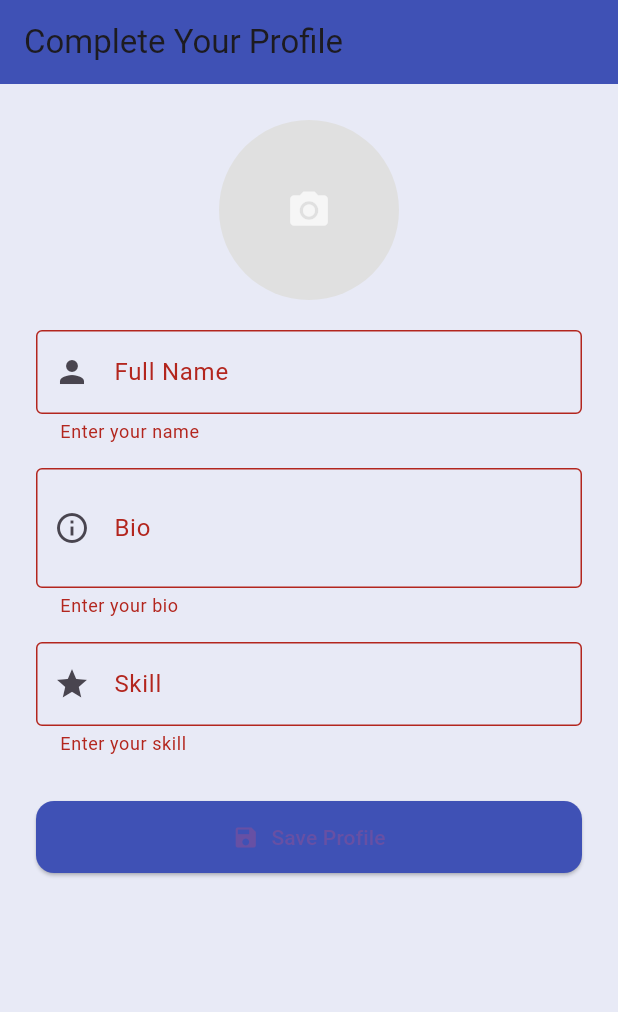
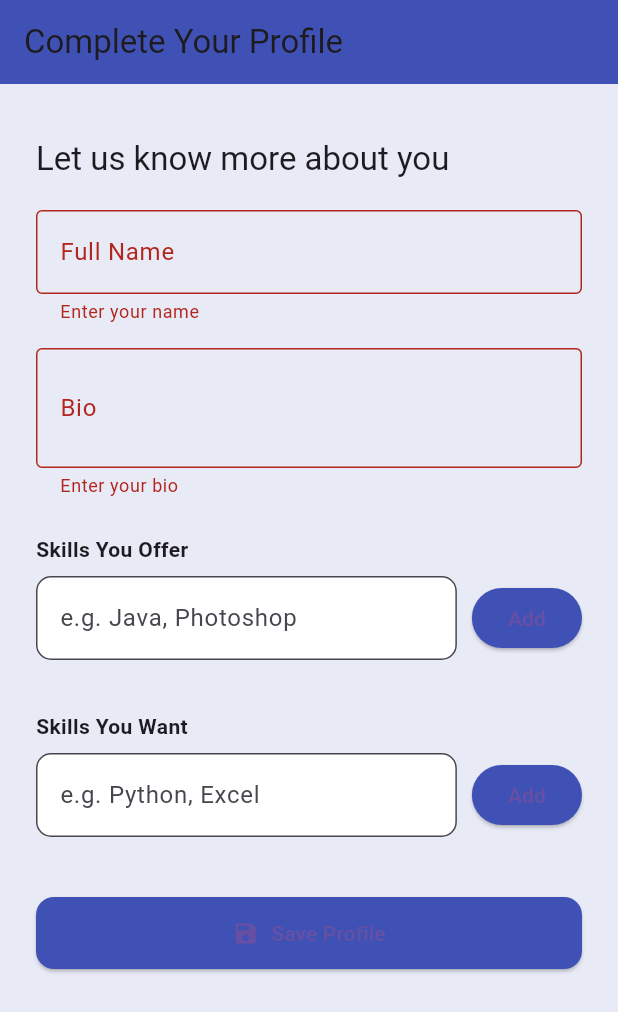
Before and after one commit to ArnabIITP/SkillEx, a Flutter app: the screen it shows after launch, after a tap on "Save Profile", on a phone screen of 412 x 824 dp. Shown: the top 1012 px of the screen. Run offline on Flutter 3.47's test engine with Material 3 defaults, Android fonts, the light colour scheme and no system bars; our stand-ins replace cloud_firestore, firebase_auth, firebase_core; accounts and stored records are empty.

Commit message:
Collab Commit Check

```diff
--- a/lib/Screen/User/setup.dart
+++ b/lib/Screen/User/setup.dart
@@ -1,8 +1,6 @@
-import 'dart:io';
 import 'package:flutter/material.dart';
-import 'package:image_picker/image_picker.dart';
+import 'package:cloud_firestore/cloud_firestore.dart';
 import 'package:firebase_auth/firebase_auth.dart';
-import 'package:cloud_firestore/cloud_firestore.dart';
 
 class ProfileSetupPage extends StatefulWidget {
   const ProfileSetupPage({super.key});
@@ -14,28 +12,68 @@ class ProfileSetupPage extends StatefulWidget {
 class _ProfileSetupPageState extends State<ProfileSetupPage> {
   final _formKey = GlobalKey<FormState>();
   final FirebaseAuth _auth = FirebaseAuth.instance;
+  final FirebaseFirestore _firestore = FirebaseFirestore.instance;
 
   String name = '';
   String bio = '';
-  String skill = '';
-  File? imageFile;
+  String newOfferedSkill = '';
+  String newWantedSkill = '';
+
+  List<Map<String, dynamic>> skillsOffered = [];
+  List<Map<String, dynamic>> skillsWanted = [];
+
   bool isSaving = false;
 
-  // Pick image from gallery
-  Future<void> pickImage() async {
-    final pickedFile = await ImagePicker().pickImage(source: ImageSource.gallery);
-    if (pickedFile != null) {
-      setState(() {
-        imageFile = File(pickedFile.path);
-      });
-    } else {
-      ScaffoldMessenger.of(context).showSnackBar(
-        const SnackBar(content: Text("No image selected.")),
-      );
-    }
+  Future<int> _getOrCreateSkill(String skillName) async {
+    skillName = skillName.trim();
+
+    final existing = await _firestore
+        .collection('skills')
+        .where('name', isEqualTo: skillName)
+        .get();
+
+    if (existing.docs.isNotEmpty) {
+      return existing.docs.first['id'];
     }
 
-  // Save user profile to Firestore
+    final allSkills = await _firestore
+        .collection('skills')
+        .orderBy('id', descending: true)
+        .limit(1)
+        .get();
+
+    final newId = allSkills.docs.isEmpty ? 1 : allSkills.docs.first['id'] + 1;
+
+    await _firestore.collection('skills').add({
+      'id': newId,
+      'name': skillName,
+    });
+
+    return newId;
+  }
+
+  Future<void> addSkill(String skillName, bool offered) async {
+    if (skillName.trim().isEmpty) return;
+
+    final id = await _getOrCreateSkill(skillName);
+
+    setState(() {
+      final skillMap = {'id': id, 'name': skillName.trim()};
+
+      if (offered) {
+        if (!skillsOffered.any((s) => s['id'] == id)) {
+          skillsOffered.add(skillMap);
+        }
+        newOfferedSkill = '';
+      } else {
+        if (!skillsWanted.any((s) => s['id'] == id)) {
+          skillsWanted.add(skillMap);
+        }
+        newWantedSkill = '';
+      }
+    });
+  }
+
   Future<void> saveProfile() async {
     if (!_formKey.currentState!.validate()) return;
 
@@ -44,27 +82,84 @@ class _ProfileSetupPageState extends State<ProfileSetupPage> {
     try {
       final user = _auth.currentUser;
       if (user != null) {
-        await FirebaseFirestore.instance.collection("users").doc(user.uid).set({
+        await _firestore.collection("users").doc(user.uid).set({
           'name': name,
           'bio': bio,
-          'skill': skill,
+          'skillsOffered': skillsOffered.map((s) => s['id']).toList(),
+          'skillsWanted': skillsWanted.map((s) => s['id']).toList(),
           'updatedAt': DateTime.now(),
-          'hasProfileImage': imageFile != null,
         });
 
         ScaffoldMessenger.of(context).showSnackBar(
           const SnackBar(content: Text("Profile saved successfully!")),
         );
-
-        Navigator.pop(context); // Go back or move to home
+        Navigator.pop(context);
       }
     } catch (e) {
+      print("Error saving profile: $e");
       ScaffoldMessenger.of(context).showSnackBar(
         SnackBar(content: Text("Failed to save: $e")),
       );
     }
 
     setState(() => isSaving = false);
+  }
+
+  void removeSkill(bool offered, int id) {
+    setState(() {
+      if (offered) {
+        skillsOffered.removeWhere((s) => s['id'] == id);
+      } else {
+        skillsWanted.removeWhere((s) => s['id'] == id);
+      }
+    });
+  }
+
+  Widget skillInput({
+    required String label,
+    required String value,
+    required Function(String) onChanged,
+    required VoidCallback onAdd,
+  }) {
+    return Row(
+      children: [
+        Expanded(
+          child: TextFormField(
+            decoration: InputDecoration(
+              labelText: label,
+              border: OutlineInputBorder(borderRadius: BorderRadius.circular(10)),
+              filled: true,
+              fillColor: Colors.white,
+            ),
+            onChanged: onChanged,
+          ),
+        ),
+        const SizedBox(width: 10),
+        ElevatedButton(
+          onPressed: onAdd,
+          style: ElevatedButton.styleFrom(backgroundColor: Colors.indigo),
+          child: const Text("Add"),
+        ),
+      ],
+    );
+  }
+
+  Widget skillChips(List<Map<String, dynamic>> skillList, bool offered) {
+    return Wrap(
+      spacing: 8,
+      children: skillList.map((skill) {
+        return Chip(
+          label: Text(skill['name']),
+          labelStyle: const TextStyle(color: Colors.white),
+          backgroundColor: Colors.indigo,
+          deleteIcon: const Icon(Icons.close, color: Colors.white),
+          onDeleted: () => removeSkill(offered, skill['id']),
+          shape: RoundedRectangleBorder(
+            borderRadius: BorderRadius.circular(20),
+          ),
+        );
+      }).toList(),
+    );
   }
 
   @override
@@ -81,26 +176,16 @@ class _ProfileSetupPageState extends State<ProfileSetupPage> {
           child: Form(
             key: _formKey,
             child: Column(
+              crossAxisAlignment: CrossAxisAlignment.stretch,
               children: [
-                // Profile Image Picker
-                GestureDetector(
-                  onTap: pickImage,
-                  child: CircleAvatar(
-                    radius: 60,
-                    backgroundImage: imageFile != null ? FileImage(imageFile!) : null,
-                    backgroundColor: Colors.grey[300],
-                    child: imageFile == null
-                        ? const Icon(Icons.camera_alt, size: 30, color: Colors.white70)
-                        : null,
-                  ),
-                ),
+                const SizedBox(height: 12),
+                Text("Let us know more about you",
+                    style: Theme.of(context).textTheme.titleLarge),
                 const SizedBox(height: 20),
 
-                // Name
                 TextFormField(
                   decoration: const InputDecoration(
                     labelText: 'Full Name',
-                    prefixIcon: Icon(Icons.person),
                     border: OutlineInputBorder(),
                   ),
                   validator: (val) => val!.isEmpty ? 'Enter your name' : null,
@@ -108,48 +193,54 @@ class _ProfileSetupPageState extends State<ProfileSetupPage> {
                 ),
                 const SizedBox(height: 16),
 
-                // Bio
                 TextFormField(
                   maxLines: 2,
                   decoration: const InputDecoration(
                     labelText: 'Bio',
-                    prefixIcon: Icon(Icons.info_outline),
                     border: OutlineInputBorder(),
                   ),
                   validator: (val) => val!.isEmpty ? 'Enter your bio' : null,
                   onChanged: (val) => bio = val,
                 ),
-                const SizedBox(height: 16),
+                const SizedBox(height: 24),
 
-                // Skill
-                TextFormField(
-                  decoration: const InputDecoration(
-                    labelText: 'Skill',
-                    prefixIcon: Icon(Icons.star),
-                    border: OutlineInputBorder(),
+                const Text("Skills You Offer", style: TextStyle(fontWeight: FontWeight.bold)),
+                const SizedBox(height: 8),
+                skillInput(
+                  label: "e.g. Java, Photoshop",
+                  value: newOfferedSkill,
+                  onChanged: (val) => newOfferedSkill = val,
+                  onAdd: () => addSkill(newOfferedSkill, true),
                 ),
-                  validator: (val) => val!.isEmpty ? 'Enter your skill' : null,
-                  onChanged: (val) => skill = val,
+                const SizedBox(height: 10),
+                skillChips(skillsOffered, true),
+
+                const SizedBox(height: 24),
+                const Text("Skills You Want", style: TextStyle(fontWeight: FontWeight.bold)),
+                const SizedBox(height: 8),
+                skillInput(
+                  label: "e.g. Python, Excel",
+                  value: newWantedSkill,
+                  onChanged: (val) => newWantedSkill = val,
+                  onAdd: () => addSkill(newWantedSkill, false),
                 ),
+                const SizedBox(height: 10),
+                skillChips(skillsWanted, false),
                 const SizedBox(height: 30),
 
-                // Save button
                 isSaving
-                    ? const CircularProgressIndicator()
-                    : SizedBox(
-                  width: double.infinity,
-                  child: ElevatedButton.icon(
+                    ? const Center(child: CircularProgressIndicator())
+                    : ElevatedButton.icon(
                   icon: const Icon(Icons.save),
                   label: const Text("Save Profile"),
                   style: ElevatedButton.styleFrom(
+                    backgroundColor: Colors.indigo,
                     padding: const EdgeInsets.symmetric(vertical: 14),
-                      backgroundColor: Colors.indigo,
                     shape: RoundedRectangleBorder(
                       borderRadius: BorderRadius.circular(12),
                     ),
                   ),
                   onPressed: saveProfile,
-                  ),
                 ),
               ],
             ),
--- a/lib/main.dart
+++ b/lib/main.dart
@@ -1,13 +1,10 @@
 import 'package:flutter/material.dart';
 import 'package:firebase_core/firebase_core.dart';
-
-import 'Screen/User/Login.dart';
 import 'Screen/User/setup.dart';
- // your root widget
 
 void main() async {
   WidgetsFlutterBinding.ensureInitialized();
-  await Firebase.initializeApp(); // 🔥 This is required
+  await Firebase.initializeApp();
   runApp(MyApp());
 }
 
```
Also changed, not shown: 1 other file. Lines whose indentation alone changed are shown as unchanged.
